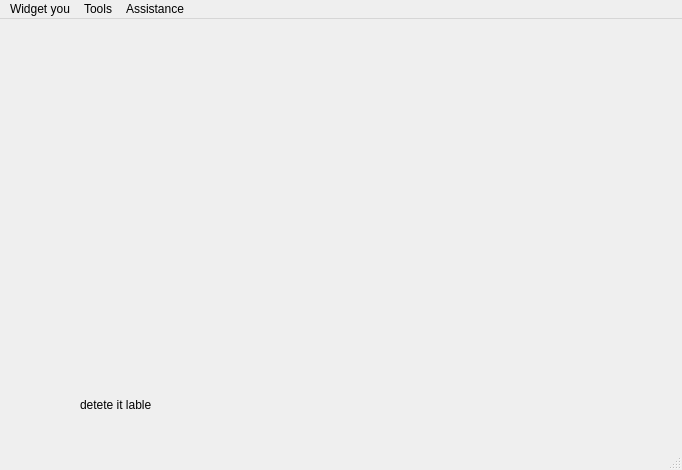
ITAAcademy/ITAInformator, file mainwindow.ui: the form before one commit.
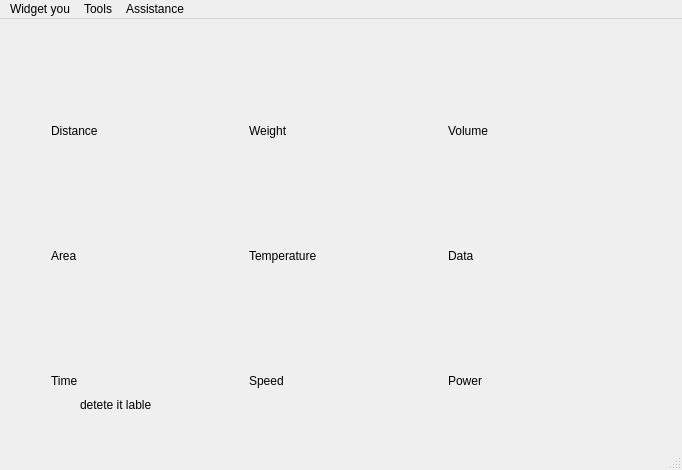
The form after the commit.

The edit to the form file:
```diff
--- a/mainwindow.ui
+++ b/mainwindow.ui
@@ -27,6 +27,180 @@
      <string>detete it lable</string>
     </property>
    </widget>
+   <widget class="QWidget" name="">
+    <property name="geometry">
+     <rect>
+      <x>40</x>
+      <y>10</y>
+      <width>611</width>
+      <height>391</height>
+     </rect>
+    </property>
+    <layout class="QGridLayout" name="gridLayout">
+     <item row="0" column="0">
+      <layout class="QVBoxLayout" name="verticalLayout">
+       <item>
+        <widget class="QLabel" name="pic_distance">
+         <property name="text">
+          <string/>
+         </property>
+        </widget>
+       </item>
+       <item>
+        <widget class="QLabel" name="label_2">
+         <property name="text">
+          <string>Distance</string>
+         </property>
+        </widget>
+       </item>
+      </layout>
+     </item>
+     <item row="0" column="1">
+      <layout class="QVBoxLayout" name="verticalLayout_2">
+       <item>
+        <widget class="QLabel" name="pic_weight">
+         <property name="text">
+          <string/>
+         </property>
+        </widget>
+       </item>
+       <item>
+        <widget class="QLabel" name="label_4">
+         <property name="text">
+          <string>Weight</string>
+         </property>
+        </widget>
+       </item>
+      </layout>
+     </item>
+     <item row="0" column="2">
+      <layout class="QVBoxLayout" name="verticalLayout_3">
+       <item>
+        <widget class="QLabel" name="pic_volume">
+         <property name="text">
+          <string/>
+         </property>
+        </widget>
+       </item>
+       <item>
+        <widget class="QLabel" name="label_6">
+         <property name="text">
+          <string>Volume</string>
+         </property>
+        </widget>
+       </item>
+      </layout>
+     </item>
+     <item row="1" column="0">
+      <layout class="QVBoxLayout" name="verticalLayout_4">
+       <item>
+        <widget class="QLabel" name="pic_area">
+         <property name="text">
+          <string/>
+         </property>
+        </widget>
+       </item>
+       <item>
+        <widget class="QLabel" name="label_8">
+         <property name="text">
+          <string>Area</string>
+         </property>
+        </widget>
+       </item>
+      </layout>
+     </item>
+     <item row="1" column="1">
+      <layout class="QVBoxLayout" name="verticalLayout_5">
+       <item>
+        <widget class="QLabel" name="pic_temperature">
+         <property name="text">
+          <string/>
+         </property>
+        </widget>
+       </item>
+       <item>
+        <widget class="QLabel" name="label_10">
+         <property name="text">
+          <string>Temperature</string>
+         </property>
+        </widget>
+       </item>
+      </layout>
+     </item>
+     <item row="1" column="2">
+      <layout class="QVBoxLayout" name="verticalLayout_6">
+       <item>
+        <widget class="QLabel" name="pic_data">
+         <property name="text">
+          <string/>
+         </property>
+        </widget>
+       </item>
+       <item>
+        <widget class="QLabel" name="label_12">
+         <property name="text">
+          <string>Data</string>
+         </property>
+        </widget>
+       </item>
+      </layout>
+     </item>
+     <item row="2" column="0">
+      <layout class="QVBoxLayout" name="verticalLayout_7">
+       <item>
+        <widget class="QLabel" name="pic_time">
+         <property name="text">
+          <string/>
+         </property>
+        </widget>
+       </item>
+       <item>
+        <widget class="QLabel" name="label_14">
+         <property name="text">
+          <string>Time</string>
+         </property>
+        </widget>
+       </item>
+      </layout>
+     </item>
+     <item row="2" column="1">
+      <layout class="QVBoxLayout" name="verticalLayout_8">
+       <item>
+        <widget class="QLabel" name="pic_speed">
+         <property name="text">
+          <string/>
+         </property>
+        </widget>
+       </item>
+       <item>
+        <widget class="QLabel" name="label_16">
+         <property name="text">
+          <string>Speed</string>
+         </property>
+        </widget>
+       </item>
+      </layout>
+     </item>
+     <item row="2" column="2">
+      <layout class="QVBoxLayout" name="verticalLayout_9">
+       <item>
+        <widget class="QLabel" name="pic_power">
+         <property name="text">
+          <string/>
+         </property>
+        </widget>
+       </item>
+       <item>
+        <widget class="QLabel" name="label_18">
+         <property name="text">
+          <string>Power</string>
+         </property>
+        </widget>
+       </item>
+      </layout>
+     </item>
+    </layout>
+   </widget>
   </widget>
   <widget class="QMenuBar" name="menuBar">
    <property name="geometry">
```
